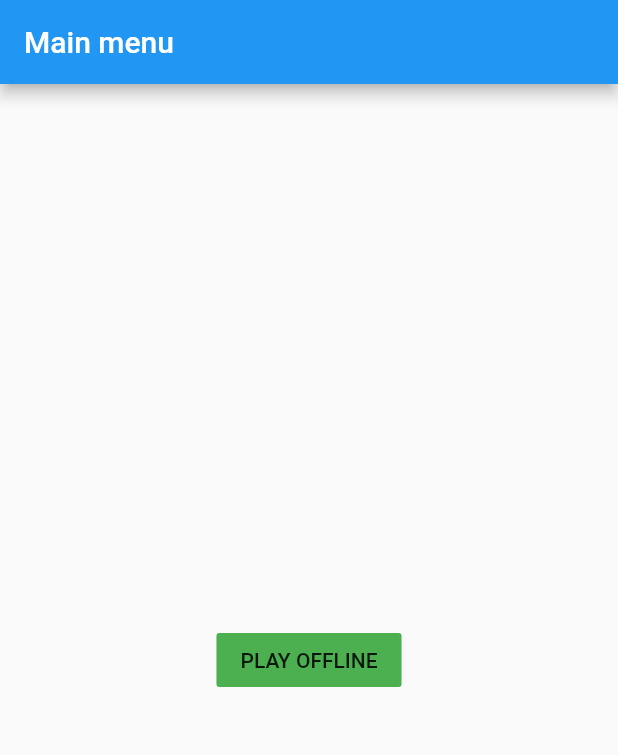
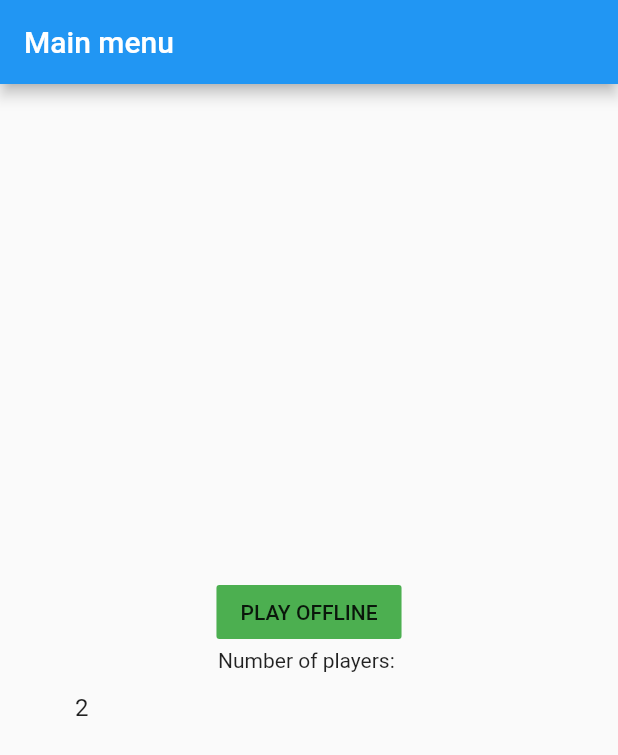
Before and after one commit to GProDev2019/poker-game, a Flutter app: the screen it shows after launch, on a phone screen of 412 x 824 dp. Shown: the top 755 px of the screen. Run offline on Flutter 3.47's test engine with Material 2 defaults, Android fonts, the phone set to English and light mode, and no system bars; our stand-ins replace flutter_redux, redux.

Commit message:
Add ChangeNumOfPlayers logic

```diff
--- a/lib/game_logic/dispatcher.dart
+++ b/lib/game_logic/dispatcher.dart
@@ -4,6 +4,9 @@ import 'package:poker_game/game_store/hand.dart';
 import 'package:poker_game/game_store/player.dart';
 import 'actions.dart';
 import 'hand_names.dart';
+
+class Dispatcher {
+  final HandStrengthChecker _handStrengthChecker = HandStrengthChecker();
 
   GameState dispatchPokerGameAction(GameState state, dynamic action) {
     switch (action.runtimeType) {
@@ -25,6 +28,9 @@ GameState dispatchPokerGameAction(GameState state, dynamic action) {
   GameState _changeNumberOfPlayers(
       GameState state, ChangeNumberOfPlayersAction action) {
     state.numOfPlayers = action.numOfPlayers;
+    state.players = List<Player>.generate(
+        state.numOfPlayers, (int index) => Player(index),
+        growable: false);
     return state;
   }
 
@@ -50,7 +56,9 @@ GameState _handOutCardsToPlayers(GameState state) {
   }
 
   GameState _allCardsAtOnceHandOutStrategy(GameState state) {
-  for (int playerIndex = 0; playerIndex < state.players.length; playerIndex++) {
+    for (int playerIndex = 0;
+        playerIndex < state.players.length;
+        playerIndex++) {
       for (int cardNum = 0; cardNum < Hand.maxNumOfCards; cardNum++) {
         state = _handOutCardToPlayer(state, playerIndex);
       }
@@ -97,7 +105,8 @@ GameState _toggleCard(GameState state, ToggleSelectedCardAction action) {
   }
 
   GameState _replaceCards(GameState state) {
-  final int numOfCardsToReplace = state.players[state.currentPlayer].hand.cards
+    final int numOfCardsToReplace = state
+        .players[state.currentPlayer].hand.cards
         .where((PlayingCard card) => card.selectedForReplace)
         .length;
     state.players[state.currentPlayer].hand.cards
@@ -127,8 +136,9 @@ GameState _compareHands(GameState state) {
     final List<HandStrength> playersHandStrength = <HandStrength>[];
     for (Player player in state.players) {
       playersHandStrength
-        .add(gHandStrengthChecker.checkHandStrength(player.hand.cards));
+          .add(_handStrengthChecker.checkHandStrength(player.hand.cards));
     }
     playersHandStrength.sort();
     return state;
   }
+}
--- a/lib/game_logic/hand_names.dart
+++ b/lib/game_logic/hand_names.dart
@@ -167,6 +167,3 @@ class HandStrengthChecker {
     return HandStrength(HandName.highCard, _getCardRankList());
   }
 }
-
-HandStrengthChecker gHandStrengthChecker =
-    HandStrengthChecker(); // ToDo: Maybe not global?
--- a/lib/main.dart
+++ b/lib/main.dart
@@ -13,7 +13,9 @@ void main() {
 
 class PokerGame extends StatelessWidget {
   final String title = 'Poker game';
-  final Store<GameState> store = Store<GameState>(dispatchPokerGameAction,
+  static final Dispatcher dispatcher = Dispatcher();
+  final Store<GameState> store = Store<GameState>(
+      dispatcher.dispatchPokerGameAction,
       initialState: GameState.initial());
 
   @override
--- a/lib/screens/start.dart
+++ b/lib/screens/start.dart
@@ -18,14 +18,47 @@ class StartPage extends StatelessWidget {
   Widget _createWidget(BuildContext context, _ViewModel viewModel) {
     if (!viewModel.isGameStarted) {
       return Center(
-          child: FlatButton(
+        child: Column(
+            mainAxisAlignment: MainAxisAlignment.center,
+            children: <Widget>[
+              FlatButton(
                 color: Colors.green,
                 child: const Text('PLAY OFFLINE'),
                 onPressed: () {
+                  if (viewModel.canBeStarted) {
                     viewModel.onPlayOffline();
                     Navigator.pushNamed(context, '/offlineGame');
+                  }
                 },
-      ));
+              ),
+              const Text('Number of players: '),
+              Container(
+                padding: const EdgeInsets.only(left: 50), // ToDo: Fix this
+                child: Center(
+                  child: TextFormField(
+                    expands: false,
+                    initialValue: '2',
+                    decoration: InputDecoration(
+                        fillColor: Colors.white,
+                        border: InputBorder.none,
+                        hintText: 'Number of players'),
+                    onChanged: (String numOfPlayersText) => viewModel
+                        .onNumberOfPlayersChanged(int.parse(numOfPlayersText)),
+                    autovalidate: true,
+                    validator: (String numOfPlayersText) {
+                      final int numOfPlayers = int.parse(numOfPlayersText);
+                      if (numOfPlayers < 2 || 5 < numOfPlayers) {
+                        viewModel.canBeStarted = false;
+                        return 'Number of players should be between 2 and 5!';
+                      }
+                      viewModel.canBeStarted = true;
+                      return null;
+                    },
+                  ),
+                ),
+              ),
+            ]),
+      );
     }
     return Container(width: 0, height: 0);
   }
@@ -34,12 +67,19 @@ class StartPage extends StatelessWidget {
 class _ViewModel {
   final String pageTitle;
   final bool isGameStarted;
+  bool canBeStarted = true;
   final Function() onPlayOffline;
+  final Function(int numOfPlayers) onNumberOfPlayersChanged;
 
-  _ViewModel(this.pageTitle, this.isGameStarted, this.onPlayOffline);
+  _ViewModel(this.pageTitle, this.isGameStarted, this.onPlayOffline,
+      this.onNumberOfPlayersChanged);
 
   factory _ViewModel.create(Store<GameState> store) {
     return _ViewModel(
-        'Main menu', false, () => store.dispatch(StartOfflineGameAction()));
+        'Main menu',
+        false,
+        () => store.dispatch(StartOfflineGameAction()),
+        (int numOfPlayers) =>
+            store.dispatch(ChangeNumberOfPlayersAction(numOfPlayers)));
   }
 }
```
Lines whose indentation alone changed are shown as unchanged.
